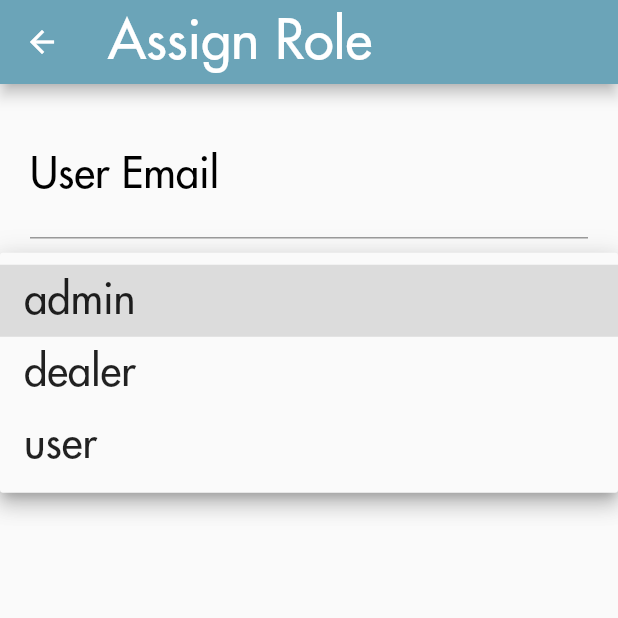
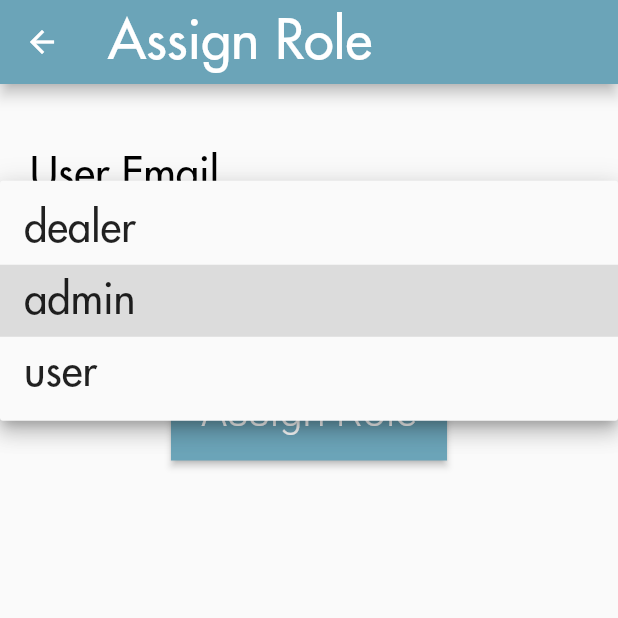
Before and after one commit to Animo-Dashboard/Animo-Coffee, a Flutter app: the AssignRolePage screen opened by its route, after a tap on "admin", on a phone screen of 412 x 824 dp, the top half of it. Run offline on Flutter 3.47's test engine with Material 2 defaults, Android fonts, the phone set to English and light mode, and no system bars; our stand-ins replace cloud_firestore, email_validator, firebase_auth, firebase_core, fl_chart, flutter_blue and 1 more; missing offline and left inert: mailer; accounts and stored records are empty.

Commit message:
change in dropdown menu

```diff
--- a/animo/lib/pages/admin_page.dart
+++ b/animo/lib/pages/admin_page.dart
@@ -1,7 +1,6 @@
 import 'package:cloud_firestore/cloud_firestore.dart';
 import 'package:firebase_auth/firebase_auth.dart';
 import 'package:flutter/material.dart';
-import 'package:animo/inAppFunctions.dart';
 import 'package:animo/reuseWidgets.dart';
 
 class AdminPage extends StatefulWidget {
--- a/animo/lib/pages/admin_roleChange_page.dart
+++ b/animo/lib/pages/admin_roleChange_page.dart
@@ -10,7 +10,7 @@ class AssignRolePageState extends State<AssignRolePage> {
   final GlobalKey<FormState> _formKey = GlobalKey<FormState>();
   final TextEditingController _emailController = TextEditingController();
   String _selectedRole = 'admin';
-  List<String> _roleList = ['admin', 'dealer', 'user'];
+  List<String> _roleList = ['dealer', 'admin', 'user'];
 
   void _assignRole() async {
     if (_formKey.currentState!.validate()) {
```
